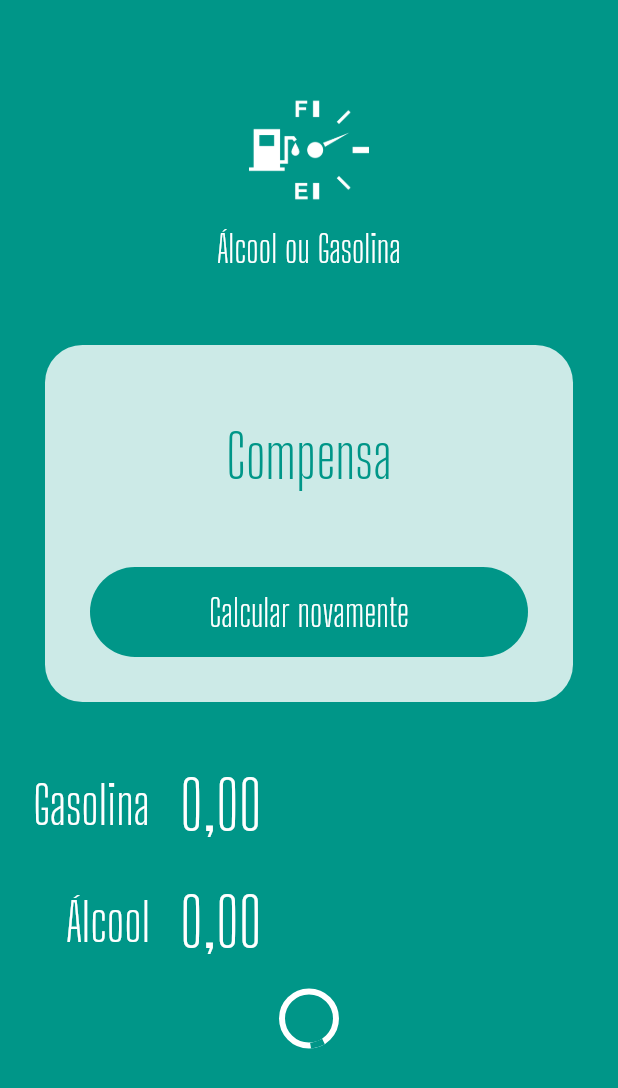
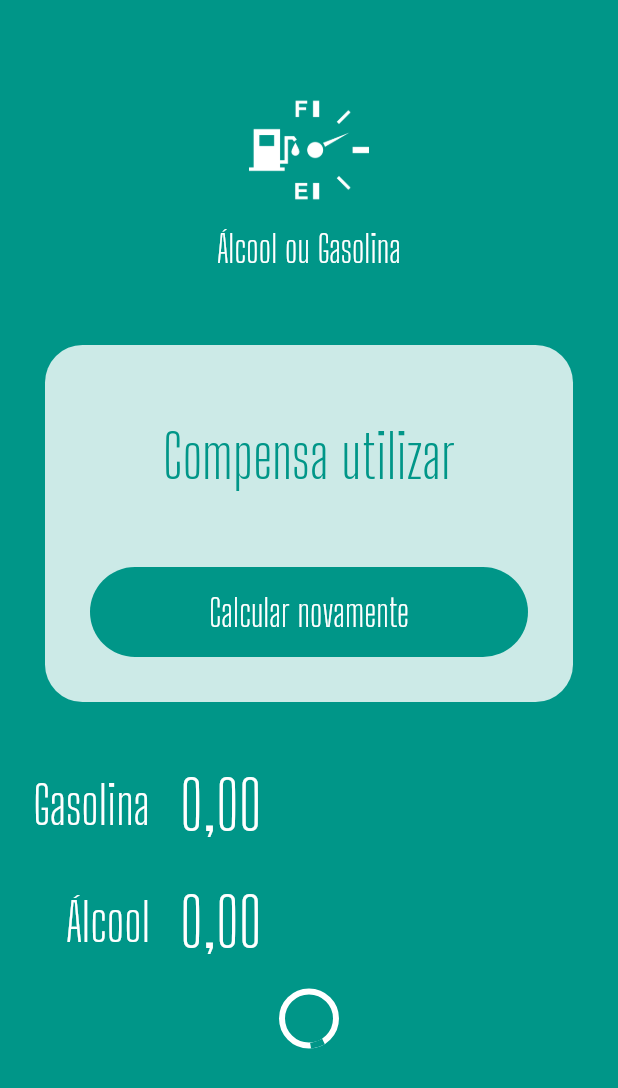
Before and after one commit to douglasshibata/alcoolorgasolina, a Flutter app: the screen it shows after launch, on a phone screen of 412 x 824 dp. Shown: the top 1088 px of the screen. Run offline on Flutter 3.47's test engine with Material 2 defaults, Android fonts, the phone set to English and light mode, and no system bars; our stand-ins replace flutter_masked_text.

Commit message:
Mensagem de sucesso

```diff
--- a/lib/main.dart
+++ b/lib/main.dart
@@ -1,6 +1,7 @@
 import 'package:alcoolorgasolina/widget/input.widget.dart';
 import 'package:alcoolorgasolina/widget/loading-button.widget.dart';
 import 'package:alcoolorgasolina/widget/logo.widget.dart';
+import 'package:alcoolorgasolina/widget/success.widget.dart';
 import 'package:flutter/material.dart';
 import 'package:flutter_masked_text/flutter_masked_text.dart';
 
@@ -36,35 +37,7 @@ class HomePage extends StatelessWidget {
       body: ListView(
         children: <Widget>[
           Logo(),
-          Container(
-            margin: EdgeInsets.all(30),
-            decoration: BoxDecoration(
-              color: Colors.white.withOpacity(0.8),
-              borderRadius: BorderRadius.circular(25),
-            ),
-            child: Column(children: <Widget>[
-              SizedBox(
-                height: 50,
-              ),
-              Text(
-                "Compensa",
-                style: TextStyle(
-                  color: Theme.of(context).primaryColor,
-                  fontSize: 40,
-                  fontFamily: "Big Shoulders Display",
-                ),
-                textAlign: TextAlign.center,
-              ),
-              SizedBox(
-                height: 20,
-              ),
-              LoadingButton(
-                  busy: false,
-                  func: () {},
-                  invert: true,
-                  text: "Calcular novamente"),
-            ]),
-          ),
+          Success(reset: () {}, result: "Compensa utilizar"),
           Input(label: "Gasolina", controller: _gasController),
           Input(label: "Álcool", controller: _alcoolController),
           LoadingButton(
--- /dev/null
+++ b/lib/widget/success.widget.dart
@@ -0,0 +1,44 @@
+import 'package:alcoolorgasolina/widget/loading-button.widget.dart';
+import 'package:flutter/src/foundation/key.dart';
+import 'package:flutter/src/widgets/framework.dart';
+
+import 'package:flutter/material.dart';
+
+class Success extends StatelessWidget {
+  var result = "";
+  VoidCallback? reset;
+  Success({
+    required this.result,
+    required this.reset,
+  });
+
+  @override
+  Widget build(BuildContext context) {
+    return Container(
+      margin: EdgeInsets.all(30),
+      decoration: BoxDecoration(
+        color: Colors.white.withOpacity(0.8),
+        borderRadius: BorderRadius.circular(25),
+      ),
+      child: Column(children: <Widget>[
+        SizedBox(
+          height: 50,
+        ),
+        Text(
+          result,
+          style: TextStyle(
+            color: Theme.of(context).primaryColor,
+            fontSize: 40,
+            fontFamily: "Big Shoulders Display",
+          ),
+          textAlign: TextAlign.center,
+        ),
+        SizedBox(
+          height: 20,
+        ),
+        LoadingButton(
+            busy: false, func: reset, invert: true, text: "Calcular novamente"),
+      ]),
+    );
+  }
+}
```
